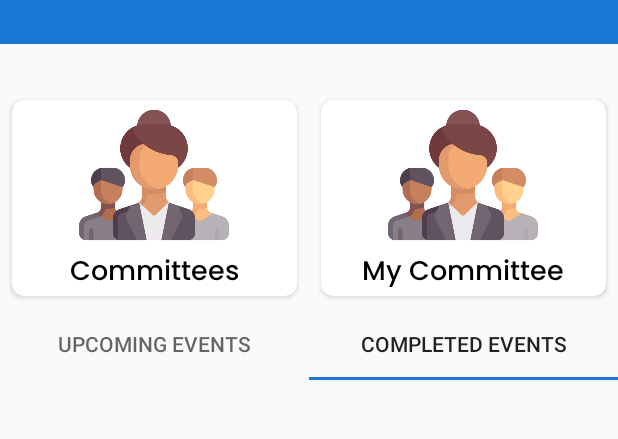
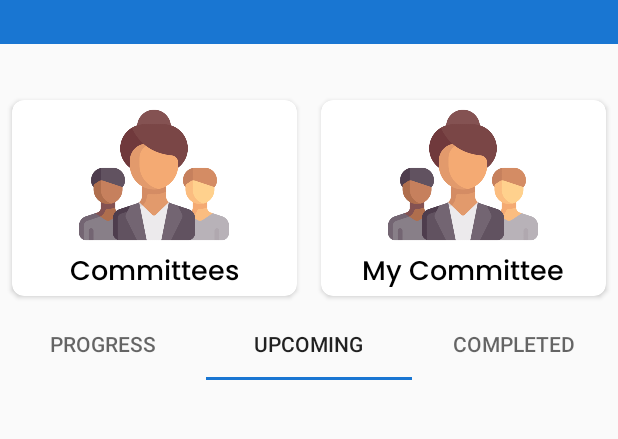
Before and after one commit to Mehboob-alam1/CommitteManagement, an Android app: the screen it shows after launch once a user with an empty profile is signed in (MainActivity), tab 2 chosen, on a phone screen of 412 x 824 dp, the part 150-589 px from its top. Run offline under Robolectric (Android 15) with nearby library versions, the phone set to English and light mode, and no system bars; our stand-ins replace Firebase (no records; nobody signed in at launch, a user with empty details on screens opened directly).

Commit message:
fragment added

```diff
--- a/app/src/main/java/com/mehboob/committemanagement/common/activities/MainActivity.java
+++ b/app/src/main/java/com/mehboob/committemanagement/common/activities/MainActivity.java
@@ -2,6 +2,7 @@ package com.mehboob.committemanagement.common.activities;
 
 import androidx.appcompat.app.AppCompatActivity;
 import androidx.fragment.app.Fragment;
+import androidx.fragment.app.FragmentManager;
 import androidx.fragment.app.FragmentPagerAdapter;
 import androidx.lifecycle.ViewModelProvider;
 import androidx.viewpager.widget.ViewPager;
@@ -10,6 +11,7 @@ import androidx.viewpager2.widget.ViewPager2;
 import android.content.Intent;
 import android.os.Bundle;
 import android.view.View;
+import android.widget.FrameLayout;
 
 import com.google.android.material.tabs.TabLayout;
 
@@ -17,6 +19,7 @@ import com.mehboob.committemanagement.R;
 import com.mehboob.committemanagement.common.viewmodels.AuthViewModel;
 import com.mehboob.committemanagement.databinding.ActivityMainBinding;
 import com.mehboob.committemanagement.fragments.CompletedEventsFragment;
+import com.mehboob.committemanagement.fragments.ProgressEventsFragment;
 import com.mehboob.committemanagement.fragments.UpcomingEventsFragment;
 import com.mehboob.committemanagement.fragments.adapter.MyAdapter;
 import com.mehboob.committemanagement.members.MyCommitteeActivity;
@@ -28,7 +31,8 @@ public class MainActivity extends AppCompatActivity {
     private ActivityMainBinding binding;
     private AuthViewModel authViewModel;
     private  TabLayout tabLayout;
-    private ViewPager viewPager;
+
+    FrameLayout frameLayout;
 
     @Override
     protected void onCreate(Bundle savedInstanceState) {
@@ -41,7 +45,7 @@ public class MainActivity extends AppCompatActivity {
         setContentView(binding.getRoot());
 
         tabLayout = findViewById(R.id.tablayout);
-        viewPager = findViewById(R.id.btnViewPager);
+        frameLayout = findViewById(R.id.framlayout);
 
         binding.cardCommitte.setOnClickListener(v -> {
 
@@ -49,20 +53,63 @@ public class MainActivity extends AppCompatActivity {
 
         });
 
+        tabLayout.addTab(tabLayout.newTab().setText("Progress"));
+        tabLayout.addTab(tabLayout.newTab().setText("Upcoming"));
+        tabLayout.addTab(tabLayout.newTab().setText("Completed"));
 
+        tabLayout.addOnTabSelectedListener(new TabLayout.OnTabSelectedListener() {
+            @Override
+            public void onTabSelected(TabLayout.Tab tab) {
+                // Replace the fragment in the FrameLayout based on the selected tab
+                switch (tab.getPosition()) {
+                    case 0:
+                        getSupportFragmentManager().beginTransaction()
+                                .replace(R.id.framlayout, new ProgressEventsFragment())
+                                .commit();
+                        break;
+                    case 1:
+                        getSupportFragmentManager().beginTransaction()
+                                .replace(R.id.framlayout, new UpcomingEventsFragment())
+                                .commit();
+                        break;
+                    case 2:
+                        getSupportFragmentManager().beginTransaction()
+                                .replace(R.id.framlayout, new CompletedEventsFragment())
+                                .commit();
+                        break;
+                }
+            }
 
+            @Override
+            public void onTabUnselected(TabLayout.Tab tab) {
+            }
 
+            @Override
+            public void onTabReselected(TabLayout.Tab tab) {
+            }
+        });
 
+//        FragmentManager fragmentManager = getSupportFragmentManager();
+//        Fragment[] fragments = new Fragment[]{
+//                new ProgressEventsFragment(),
+//                new UpcomingEventsFragment(),
+//                new CompletedEventsFragment()
+//        };
+//        String[] tabTitles = new String[]{"Progress", "Upcoming", "Completed"};
+//
 
-        tabLayout.setupWithViewPager(viewPager);
-
-        MyAdapter myAdapter = new MyAdapter(getSupportFragmentManager(), FragmentPagerAdapter.BEHAVIOR_RESUME_ONLY_CURRENT_FRAGMENT);
-
-        myAdapter.addFragment(new UpcomingEventsFragment() ,"Upcoming Events");
-        myAdapter.addFragment(new CompletedEventsFragment() ,"Completed Events");
-
-
-        viewPager.setAdapter(myAdapter);
+//
+//
+//        tabLayout.setupWithViewPager(viewPager);
+//
+//        MyAdapter myAdapter = new MyAdapter(getSupportFragmentManager(), FragmentPagerAdapter.BEHAVIOR_RESUME_ONLY_CURRENT_FRAGMENT);
+//
+//        myAdapter.addFragment(new ProgressEventsFragment() ,"Progress");
+//        myAdapter.addFragment(new CompletedEventsFragment() ,"Completed");
+//        myAdapter.addFragment(new CompletedEventsFragment() ,"Completed ");
+//
+//
+//        viewPager.setAdapter(myAdapter);
 
 
 
--- a/app/src/main/java/com/mehboob/committemanagement/common/adapters/EventAdapter.java
+++ b/app/src/main/java/com/mehboob/committemanagement/common/adapters/EventAdapter.java
@@ -2,9 +2,11 @@ package com.mehboob.committemanagement.common.adapters;
 
 import android.content.Context;
 import android.content.Intent;
+import android.text.Layout;
 import android.view.LayoutInflater;
 import android.view.View;
 import android.view.ViewGroup;
+import android.widget.LinearLayout;
 import android.widget.TextView;
 
 import androidx.annotation.NonNull;
@@ -50,7 +52,8 @@ public class EventAdapter extends RecyclerView.Adapter<EventAdapter.Holder> {
         holder.txtEventName.setText(event.getEventName());
         holder.txtTimeDuration.setText(event.getEventDuration());
         holder.txtVenue.setText(event.getEventVenue());
-        holder.txtEventType.setText("Upcoming event");
+        holder.txtEventType.setText(event.getStatus());
+
 
 
 //        holder.itemView.setOnClickListener(v -> {
@@ -60,21 +63,31 @@ public class EventAdapter extends RecyclerView.Adapter<EventAdapter.Holder> {
 //        });
 
     }
-
     @Override
     public int getItemCount() {
-        if (item.equals("1"))
-
+        if (item.equals("1")) {
             return list.size();
-        else
-            return list.size();
+        } else {
+            return 0; // or return a different value based on your requirement
+        }
+    }
 
 
-    }
+//    @Override
+//    public int getItemCount() {
+//        if (item.equals("1"))
+//
+//            return list.size();
+//        else
+//            return list.size();
+//
+//
+//    }
 
     public class Holder extends RecyclerView.ViewHolder {
 
         private TextView txtEventName, txtTimeDuration, txtVenue, txtEventType;
+        private LinearLayout layout;
 
         public Holder(@NonNull View itemView) {
             super(itemView);
--- a/app/src/main/java/com/mehboob/committemanagement/common/viewmodels/AuthViewModel.java
+++ b/app/src/main/java/com/mehboob/committemanagement/common/viewmodels/AuthViewModel.java
@@ -38,6 +38,11 @@ public class AuthViewModel extends ViewModel {
         return authRepository.signUp(email,password);
     }
 
+
+    public LiveData<User> getCurrentUserData(String userId){
+      return   userRepository.getCurrentUser(userId);
+    }
+
     public void uploadCommitteeAgendaImage(String agenda, Uri image,String committeeName){
         userRepository.uploadCommitteeAgendaImage(agenda, image, committeeName);
     }
--- /dev/null
+++ b/app/src/main/java/com/mehboob/committemanagement/fragments/UpcomingEventsFragment.java
@@ -0,0 +1,101 @@
+package com.mehboob.committemanagement.fragments;
+
+import android.annotation.SuppressLint;
+import android.os.Bundle;
+
+import androidx.annotation.NonNull;
+import androidx.fragment.app.Fragment;
+import androidx.recyclerview.widget.LinearLayoutManager;
+import androidx.recyclerview.widget.RecyclerView;
+
+import android.util.Log;
+import android.view.LayoutInflater;
+import android.view.View;
+import android.view.ViewGroup;
+import android.widget.Toast;
+
+import com.google.android.gms.tasks.OnCompleteListener;
+import com.google.android.gms.tasks.Task;
+import com.google.firebase.firestore.CollectionReference;
+import com.google.firebase.firestore.DocumentSnapshot;
+import com.google.firebase.firestore.FirebaseFirestore;
+import com.google.firebase.firestore.QueryDocumentSnapshot;
+import com.google.firebase.firestore.QuerySnapshot;
+import com.mehboob.committemanagement.R;
+import com.mehboob.committemanagement.common.adapters.EventAdapter;
+import com.mehboob.committemanagement.common.models.Event;
+
+import java.util.ArrayList;
+import java.util.List;
+
+
+public class UpcomingEventsFragment extends Fragment {
+
+
+    RecyclerView recyclerView;
+    private  EventAdapter eventAdapter;
+    private FirebaseFirestore firestore;
+
+    @SuppressLint("MissingInflatedId")
+    @Override
+    public View onCreateView(LayoutInflater inflater, ViewGroup container,
+                             Bundle savedInstanceState) {
+        // Inflate the layout for this fragment
+        View view =  inflater.inflate(R.layout.fragment_upcoming_events_fragment, container, false);
+
+
+        Toast.makeText(getContext(), "Upcoming", Toast.LENGTH_SHORT).show();
+        recyclerView = view.findViewById(R.id.eventsRecyclerViewUpcop);
+
+
+        FirebaseFirestore db = FirebaseFirestore.getInstance();
+        CollectionReference eventsRef = db.collection("Events");
+
+        eventsRef.get()
+                .addOnSuccessListener(queryDocumentSnapshots -> {
+                    List<Event> eventsList = new ArrayList<>();
+
+                    for (QueryDocumentSnapshot documentSnapshot : queryDocumentSnapshots) {
+                        // Convert each document to your EventModel class (customize as per your needs)
+                        Event event = documentSnapshot.toObject(Event.class);
+
+                        eventsList.add(event);
+                    }
+
+                    // Update LiveData with the list of events
+                    eventAdapter = new EventAdapter(getContext(), eventsList, "1");
+                   recyclerView.setAdapter(eventAdapter);
+                   recyclerView.setLayoutManager(new LinearLayoutManager(getContext()));                })
+                .addOnFailureListener(e -> {
+                    // Handle failure
+                    Log.e("YourRepository", "Error getting events from Firestore", e);
+                });
+
+//                .addOnCompleteListener(new OnCompleteListener<QuerySnapshot>() {
+//            @Override
+//            public void onComplete(@NonNull Task<QuerySnapshot> task) {
+//                if (task.isSuccessful()) {
+//                    List<Event> events = new ArrayList<>();
+//
+//
+//                    for (QueryDocumentSnapshot document : task.getResult()) {
+//
+//                        Event event = document.toObject(Event.class);
+//                        Toast.makeText(getContext(), ""+event.getEventName(), Toast.LENGTH_SHORT).show();
+//                        events.add(event);
+//                    }
+//
+//                    eventAdapter = new EventAdapter(getContext(), events, "1");
+//                    recyclerView.setAdapter(eventAdapter);
+//                    recyclerView.setLayoutManager(new LinearLayoutManager(getContext()));
+//
+//
+//                } else {
+//                    Toast.makeText(getContext(), "document not  exist", Toast.LENGTH_SHORT).show();                        // Handle each document here
+//                }
+//            }
+//        });
+
+        return  view;
+    }
+}
--- a/app/src/main/java/com/mehboob/committemanagement/supervisor/AddEventsActivity.java
+++ b/app/src/main/java/com/mehboob/committemanagement/supervisor/AddEventsActivity.java
@@ -62,7 +62,7 @@ public class AddEventsActivity extends AppCompatActivity {
                 String eventSuperVisor= binding.etEventSupervisor.getText().toString();
 
 
-                Event event= new Event(eventId,eventName,eventVenue,eventDesc,eventDuration,eventSuperVisor);
+                Event event= new Event(eventId,eventName,eventVenue,eventDesc,eventDuration,eventSuperVisor,"Upcoming");
 
 
                 addEvent(event,comname);
@@ -81,6 +81,7 @@ public class AddEventsActivity extends AppCompatActivity {
                     binding.progressBar.setVisibility(View.GONE);
                     if (aBoolean){
                         Toast.makeText(this, "Event added", Toast.LENGTH_SHORT).show();
+                        finish();
                     }else{
                         Toast.makeText(this, "Event not added", Toast.LENGTH_SHORT).show();
                     }
--- a/app/src/main/res/layout/activity_main.xml
+++ b/app/src/main/res/layout/activity_main.xml
@@ -219,7 +219,7 @@
 
 
     <LinearLayout
-        android:layout_width="match_parent"
+        android:layout_width="0dp"
         android:layout_height="0dp"
         android:orientation="vertical"
 
@@ -234,25 +234,17 @@
             android:layout_height="wrap_content"
             android:id="@+id/tablayout">
 
-            <com.google.android.material.tabs.TabItem
-                android:layout_width="match_parent"
-                android:layout_height="wrap_content"
-                android:text="Upcoming Events"
-                />
-            <com.google.android.material.tabs.TabItem
-                android:layout_width="match_parent"
-                android:layout_height="wrap_content"
-                android:text="Completed Events"
-                />
 
 
 
         </com.google.android.material.tabs.TabLayout>
 
-        <androidx.viewpager.widget.ViewPager
+        <FrameLayout
             android:layout_width="match_parent"
-            android:layout_height="wrap_content"
-            android:id="@+id/btnViewPager"
+            android:layout_height="match_parent"
+
+
+            android:id="@+id/framlayout"
 
 
 
--- a/app/src/main/res/layout/activity_my_committee.xml
+++ b/app/src/main/res/layout/activity_my_committee.xml
@@ -144,6 +144,9 @@
                         android:layout_height="wrap_content"
                         android:layout_margin="8dp"
                         android:gravity="center"
+                        android:id="@+id/supervisorLayout"
+                        android:visibility="gone"
+
                         android:padding="8dp">
 
 
--- /dev/null
+++ b/app/src/main/res/layout/fragment_upcoming_events_fragment.xml
@@ -0,0 +1,20 @@
+<?xml version="1.0" encoding="utf-8"?>
+<FrameLayout xmlns:android="http://schemas.android.com/apk/res/android"
+    xmlns:app="http://schemas.android.com/apk/res-auto"
+    xmlns:tools="http://schemas.android.com/tools"
+    android:layout_width="match_parent"
+    android:layout_height="match_parent"
+    tools:context=".fragments.UpcomingEventsFragment">
+
+    <androidx.recyclerview.widget.RecyclerView
+        android:id="@+id/eventsRecyclerViewUpcop"
+        android:layout_width="match_parent"
+        android:layout_height="match_parent"
+        tools:listitem="@layout/events"
+        android:layout_marginTop="16dp"
+        app:layout_constraintBottom_toBottomOf="parent"
+        app:layout_constraintEnd_toEndOf="parent"
+        app:layout_constraintStart_toStartOf="parent"
+        app:layout_constraintTop_toTopOf="parent" />
+
+</FrameLayout>
```
Also changed, not shown: app/src/main/java/com/mehboob/committemanagement/common/models/Event.java (+11 -1 lines), app/src/main/java/com/mehboob/committemanagement/common/repositories/CommitteeRepo.java (+15 -2 lines), app/src/main/java/com/mehboob/committemanagement/common/repositories/UserRepository.java (+26 -0 lines), app/src/main/java/com/mehboob/committemanagement/fragments/CompletedEventsFragment.java (added, +76 -0 lines), app/src/main/java/com/mehboob/committemanagement/fragments/ProgressEventsFragment.java (added, +23 -0 lines), app/src/main/java/com/mehboob/committemanagement/fragments/adapter/MyAdapter.java (added, +39 -0 lines), app/src/main/java/com/mehboob/committemanagement/members/MyCommitteeActivity.java (+19 -0 lines), app/src/main/res/layout/events.xml (+24 -1 lines), app/src/main/res/layout/fragment_completed_events.xml (added, +16 -0 lines), app/src/main/res/layout/fragment_progress_events.xml (added, +14 -0 lines).
